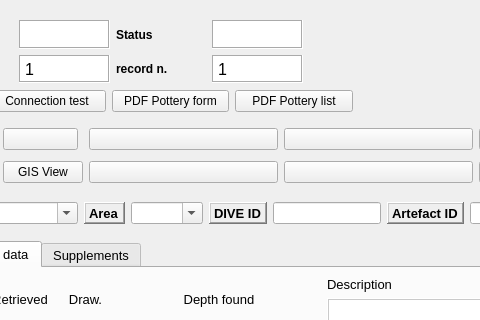
Above: gui/ui/pyarchinit_Pottery_ui.ui from enzococca/HFF before the change; both pictures show x 98 to 578 and y 0 to 320 of the 1296 by 785 pixel window. Below: the same form after it.
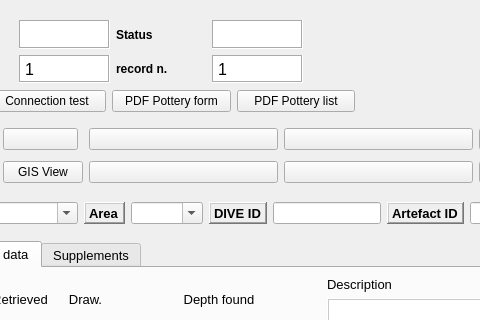
That is the form after the change. The open tabs and pages were chosen to show the change. Icons and pictures are not drawn. Custom widgets are drawn as their Qt base class.

```diff
--- a/gui/ui/pyarchinit_Pottery_ui.ui
+++ b/gui/ui/pyarchinit_Pottery_ui.ui
@@ -2209,8 +2209,8 @@
     <rect>
      <x>20</x>
      <y>86</y>
-     <width>431</width>
-     <height>30</height>
+     <width>433</width>
+     <height>31</height>
     </rect>
    </property>
    <layout class="QGridLayout" name="gridLayout_8">
```
Left out of the diff: 66 changed lines with no effect on the pictures.
